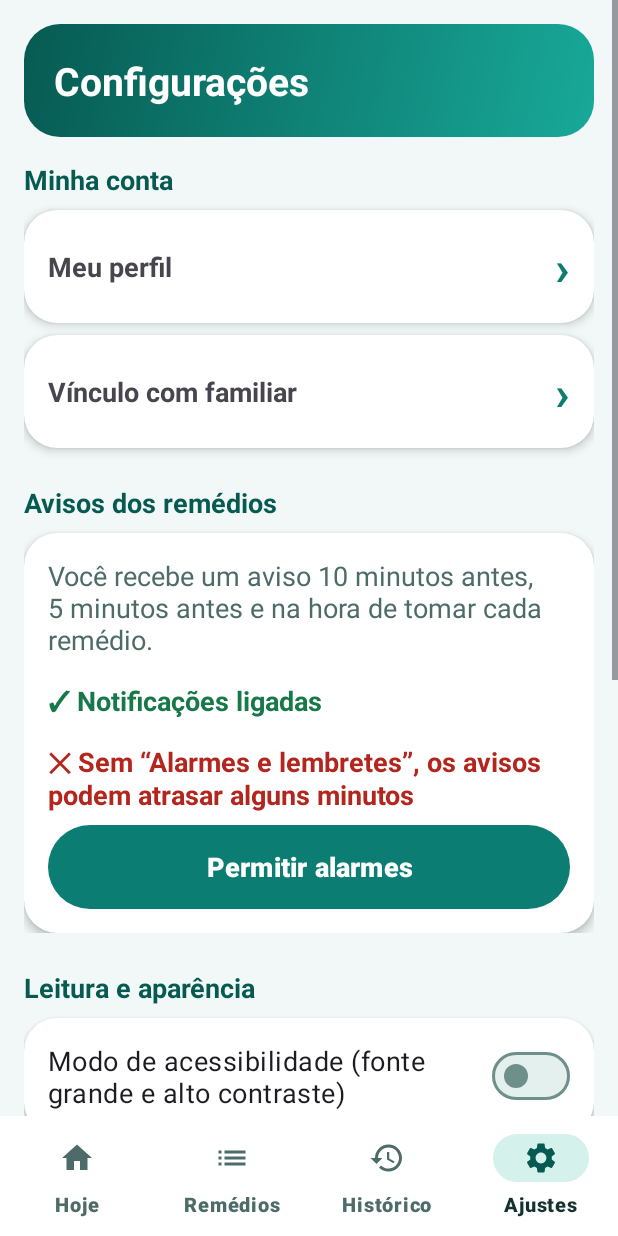
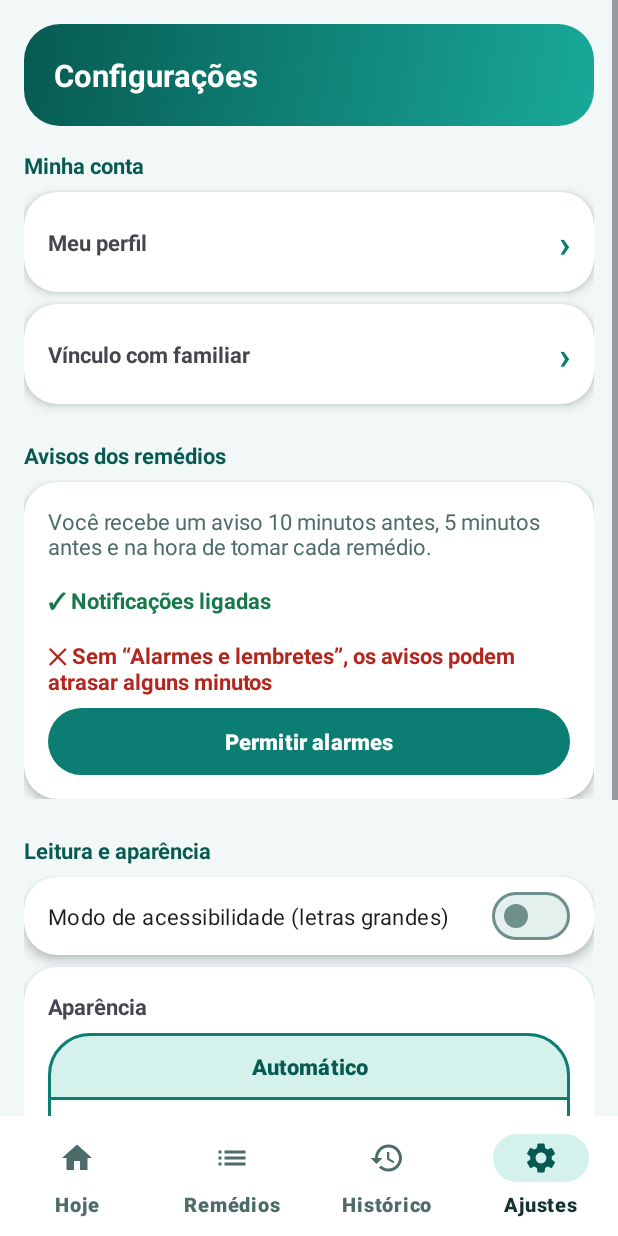
Before and after one commit to Wjdups4964/RemedioCerto, an Android app: the ConfiguracoesFragment screen opened through its navigation route, on a phone screen of 412 x 824 dp. Run offline under Robolectric (Android 15) with nearby library versions, the phone set to English and light mode, and no system bars; our stand-ins replace Firebase (no records; nobody signed in at launch, a user with empty details on screens opened directly), navigation-ui.

Commit message:
feat: ReformulaÃacao na fonte e modo acessibilidade

```diff
--- a/app/src/main/java/com/example/remediocerto/ui/configuracoes/ConfiguracoesFragment.kt
+++ b/app/src/main/java/com/example/remediocerto/ui/configuracoes/ConfiguracoesFragment.kt
@@ -5,7 +5,6 @@ import android.os.Bundle
 import android.view.LayoutInflater
 import android.view.View
 import android.view.ViewGroup
-import android.widget.Toast
 import androidx.core.content.ContextCompat
 import androidx.core.view.isVisible
 import androidx.fragment.app.Fragment
@@ -20,8 +19,8 @@ import com.example.remediocerto.ui.entrada.EntradaActivity
 import com.example.remediocerto.ui.main.MainActivity
 import com.example.remediocerto.util.ModoTema
 import com.example.remediocerto.util.PermissoesHelper
+import com.example.remediocerto.util.TamanhoFonte
 import com.example.remediocerto.util.Tema
-import com.example.remediocerto.util.coletar
 
 class ConfiguracoesFragment : Fragment() {
 
@@ -48,16 +47,14 @@ class ConfiguracoesFragment : Fragment() {
             PermissoesHelper.intentAjusteAlarmeExato(requireContext())?.let { runCatching { startActivity(it) } }
         }
 
-        // Mostra o valor salvo. Só ajusta a chave se estiver diferente, para não entrar em laço.
-        coletar(viewModel.acessibilidade) { ativo ->
-            if (binding.switchAcessibilidade.isChecked != ativo) {
-                binding.switchAcessibilidade.isChecked = ativo
-            }
-        }
+        // Modo de acessibilidade = letras grandes. Vale neste aparelho; ao mudar, a tela é recriada com o novo tamanho.
+        binding.switchAcessibilidade.isChecked = TamanhoFonte.acessibilidadeAtiva(requireContext())
         // setOnClickListener (e não OnCheckedChange): só dispara quando a PESSOA toca na chave.
         binding.switchAcessibilidade.setOnClickListener {
-            viewModel.alterarAcessibilidade(binding.switchAcessibilidade.isChecked)
-            Toast.makeText(requireContext(), R.string.config_acessibilidade_alterada, Toast.LENGTH_SHORT).show()
+            val ativa = binding.switchAcessibilidade.isChecked
+            TamanhoFonte.escolher(requireContext(), ativa)
+            viewModel.alterarAcessibilidade(ativa)
+            requireActivity().recreate()
         }
 
         mostrarTemaEscolhido()
--- a/app/src/main/java/com/example/remediocerto/ui/configuracoes/ConfiguracoesViewModel.kt
+++ b/app/src/main/java/com/example/remediocerto/ui/configuracoes/ConfiguracoesViewModel.kt
@@ -1,21 +1,12 @@
 package com.example.remediocerto.ui.configuracoes
 
 import androidx.lifecycle.ViewModel
-import androidx.lifecycle.viewModelScope
 import com.example.remediocerto.data.Repositorios
-import kotlinx.coroutines.flow.SharingStarted
-import kotlinx.coroutines.flow.StateFlow
-import kotlinx.coroutines.flow.catch
-import kotlinx.coroutines.flow.stateIn
 
 class ConfiguracoesViewModel : ViewModel() {
 
     private val repositorio = Repositorios.configuracao
 
-    /** Estado salvo da chave de acessibilidade (o efeito visual no app é da entrega de 30/11). */
-    val acessibilidade: StateFlow<Boolean> = repositorio.observarAcessibilidade()
-        .catch { emit(false) }
-        .stateIn(viewModelScope, SharingStarted.WhileSubscribed(5_000), false)
-
+    /** A chave vale neste aparelho (ver TamanhoFonte); aqui só se guarda uma cópia na conta. */
     fun alterarAcessibilidade(ativo: Boolean) = repositorio.salvarAcessibilidade(ativo)
 }
--- a/app/src/main/java/com/example/remediocerto/ui/main/MainActivity.kt
+++ b/app/src/main/java/com/example/remediocerto/ui/main/MainActivity.kt
@@ -1,6 +1,7 @@
 package com.example.remediocerto.ui.main
 
 import android.Manifest
+import android.content.Context
 import android.os.Bundle
 import androidx.activity.result.contract.ActivityResultContracts
 import androidx.appcompat.app.AppCompatActivity
@@ -20,6 +21,7 @@ import com.example.remediocerto.data.Repositorios
 import com.example.remediocerto.data.model.Perfil
 import com.example.remediocerto.databinding.ActivityMainBinding
 import com.example.remediocerto.util.PermissoesHelper
+import com.example.remediocerto.util.TamanhoFonte
 import com.google.android.material.dialog.MaterialAlertDialogBuilder
 import kotlinx.coroutines.flow.catch
 import kotlinx.coroutines.launch
@@ -40,6 +42,11 @@ class MainActivity : AppCompatActivity() {
     // pergunta sobre "Alarmes e lembretes" (que faz o aviso chegar no minuto exato).
     private val pedirNotificacoes =
         registerForActivityResult(ActivityResultContracts.RequestPermission()) { perguntarAlarmeExato() }
+
+    // Aplica o tamanho de letra escolhido (padrão ou modo de acessibilidade).
+    override fun attachBaseContext(newBase: Context) {
+        super.attachBaseContext(TamanhoFonte.aplicar(newBase))
+    }
 
     override fun onCreate(savedInstanceState: Bundle?) {
         super.onCreate(savedInstanceState)
--- /dev/null
+++ b/app/src/main/java/com/example/remediocerto/util/TamanhoFonte.kt
@@ -0,0 +1,36 @@
+package com.example.remediocerto.util
+
+import android.content.Context
+import android.content.res.Configuration
+
+/**
+ * Tamanho das letras do app.
+ *
+ * - Modo padrão (chave desligada): letras de tamanho médio.
+ * - Modo de acessibilidade (chave ligada): as letras grandes de antes.
+ *
+ * Funciona aumentando ou diminuindo a escala de fonte do app inteiro, então todo texto em "sp" acompanha.
+ * A escolha fica só neste aparelho, como o tema. A tela do alarme não usa isto: ela sempre fica grande.
+ */
+object TamanhoFonte {
+    private const val ARQUIVO = "preferencias"
+    private const val CHAVE = "letras_grandes"
+
+    // Quanto as letras diminuem no modo padrão, em relação ao tamanho grande.
+    private const val ESCALA_PADRAO = 0.80f
+
+    fun acessibilidadeAtiva(context: Context): Boolean =
+        context.getSharedPreferences(ARQUIVO, Context.MODE_PRIVATE).getBoolean(CHAVE, false)
+
+    fun escolher(context: Context, ativa: Boolean) {
+        context.getSharedPreferences(ARQUIVO, Context.MODE_PRIVATE).edit().putBoolean(CHAVE, ativa).apply()
+    }
+
+    /** Chamado no attachBaseContext das telas: devolve o contexto já com a escala de fonte certa. */
+    fun aplicar(base: Context): Context {
+        if (acessibilidadeAtiva(base)) return base
+        val configuracao = Configuration(base.resources.configuration)
+        configuracao.fontScale = configuracao.fontScale * ESCALA_PADRAO
+        return base.createConfigurationContext(configuracao)
+    }
+}
--- a/app/src/main/res/values/dimens.xml
+++ b/app/src/main/res/values/dimens.xml
@@ -4,6 +4,7 @@
     <dimen name="texto_titulo">24sp</dimen>
     <dimen name="texto_alarme">32sp</dimen>
     <dimen name="margem">16dp</dimen>
-    <dimen name="altura_botao">56dp</dimen>
+    <!-- Em sp de propósito: acompanha o tamanho das letras (menor no modo padrão, 56 no modo de acessibilidade) -->
+    <dimen name="altura_botao">56sp</dimen>
     <dimen name="altura_botao_alarme">96dp</dimen>
 </resources>
--- a/app/src/main/res/values/strings.xml
+++ b/app/src/main/res/values/strings.xml
@@ -62,8 +62,7 @@
 
     <!-- Configurações -->
     <string name="config_titulo">Configurações</string>
-    <string name="config_acessibilidade">Modo de acessibilidade (fonte grande e alto contraste)</string>
-    <string name="config_acessibilidade_alterada">Modo de acessibilidade alterado.</string>
+    <string name="config_acessibilidade">Modo de acessibilidade (letras grandes)</string>
     <string name="config_vinculo">Vínculo com familiar</string>
     <string name="config_farmacias">Farmácias próximas</string>
     <string name="config_sair">Sair</string>
```
Also changed, not shown: app/src/main/java/com/example/remediocerto/ui/entrada/EntradaActivity.kt (+7 -0 lines).
